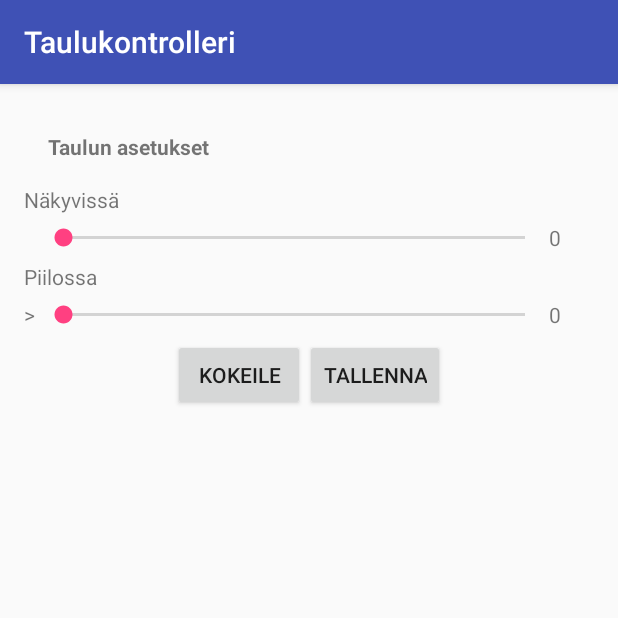
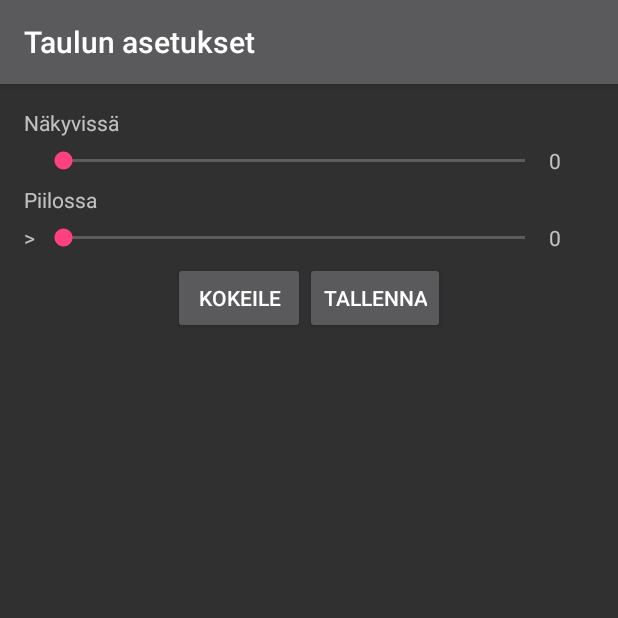
Before and after one commit to bidule21/rotating-target-controller, an Android app: the SettingsActivity screen opened directly, with no data from a screen before it, on a phone screen of 412 x 824 dp, the top half of it. Run offline under Robolectric (Android 15) with nearby library versions, the phone set to English and light mode, and no system bars.

Commit message:
use dark theme

```diff
--- a/app/src/main/AndroidManifest.xml
+++ b/app/src/main/AndroidManifest.xml
@@ -11,7 +11,7 @@
         android:supportsRtl="true"
         android:theme="@style/AppTheme">
 
-        <activity android:name=".MainActivity">
+        <activity android:name=".MainActivity" android:theme="@style/AppTheme.NoActionBar">
             <intent-filter>
                 <action android:name="android.intent.action.MAIN" />
 
--- a/app/src/main/java/org/db0/targetcontroller/SettingsActivity.java
+++ b/app/src/main/java/org/db0/targetcontroller/SettingsActivity.java
@@ -19,6 +19,8 @@ public class SettingsActivity extends AppCompatActivity {
     protected void onCreate(Bundle savedInstanceState) {
         super.onCreate(savedInstanceState);
         setContentView(R.layout.activity_settings);
+
+        setTitle(R.string.settings_screen);
 
         tickHidden = (TextView) findViewById(R.id.seekbar_tick_hidden);
         tickHidden.setVisibility(View.VISIBLE);
--- a/app/src/main/res/layout/activity_settings.xml
+++ b/app/src/main/res/layout/activity_settings.xml
@@ -10,12 +10,6 @@
     android:paddingRight="@dimen/activity_horizontal_margin"
     android:paddingTop="@dimen/activity_vertical_margin"
     tools:context="org.db0.targetcontroller.SettingsActivity">
-
-    <TextView
-        style="@style/SettingsHeader"
-        android:layout_width="match_parent"
-        android:layout_height="wrap_content"
-        android:text="@string/target_settings" />
 
     <TextView
         android:layout_width="match_parent"
--- a/app/src/main/res/values/colors.xml
+++ b/app/src/main/res/values/colors.xml
@@ -1,7 +1,8 @@
 <?xml version="1.0" encoding="utf-8"?>
 <resources>
-    <color name="colorPrimary">#3F51B5</color>
-    <color name="colorPrimaryDark">#303F9F</color>
+    <color name="colorPrimary">#ff5a595b</color>
+    <color name="colorPrimaryDark">#ff4a494b</color>
     <color name="colorAccent">#FF4081</color>
+    <color name="accent_material_dark">#ff5a595b</color>
     <color name="white">#fff</color>
 </resources>
--- a/app/src/main/res/values/strings.xml
+++ b/app/src/main/res/values/strings.xml
@@ -1,6 +1,7 @@
 <resources>
     <string name="app_name">Taulukontrolleri</string>
-    <string name="target_settings">Taulun asetukset</string>
+    <string name="settings_screen">Taulun asetukset</string>
+
     <string name="target_visible">Näkyvissä</string>
     <string name="target_invisible">Piilossa</string>
     <string name="button_test">Kokeile</string>
--- a/app/src/main/res/values/styles.xml
+++ b/app/src/main/res/values/styles.xml
@@ -1,16 +1,14 @@
 <resources>
 
     <!-- Base application theme. -->
-    <style name="AppTheme" parent="Theme.AppCompat.Light.DarkActionBar">
+    <style name="AppTheme" parent="Theme.AppCompat">
         <!-- Customize your theme here. -->
         <item name="colorPrimary">@color/colorPrimary</item>
         <item name="colorPrimaryDark">@color/colorPrimaryDark</item>
         <item name="colorAccent">@color/colorAccent</item>
     </style>
 
-    <style name="SettingsHeader">
-        <item name="android:textStyle">bold</item>
-        <item name="android:layout_margin">@dimen/activity_horizontal_margin</item>
+    <style name="AppTheme.NoActionBar" parent="Theme.AppCompat.NoActionBar">
+
     </style>
-
 </resources>
```
